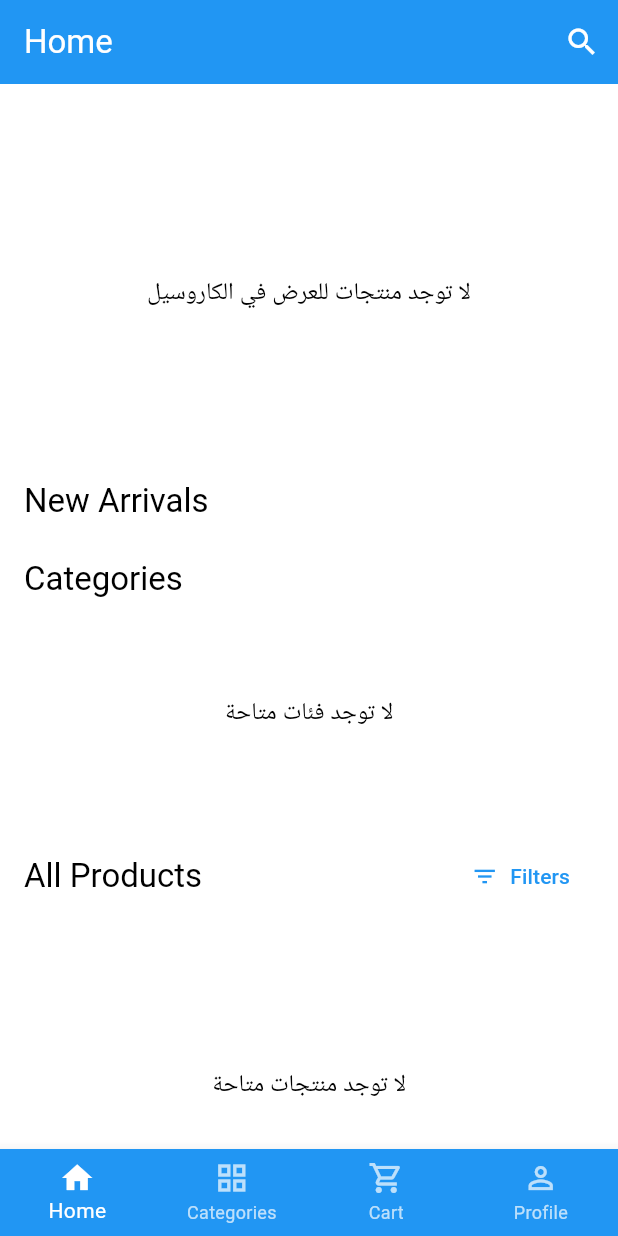
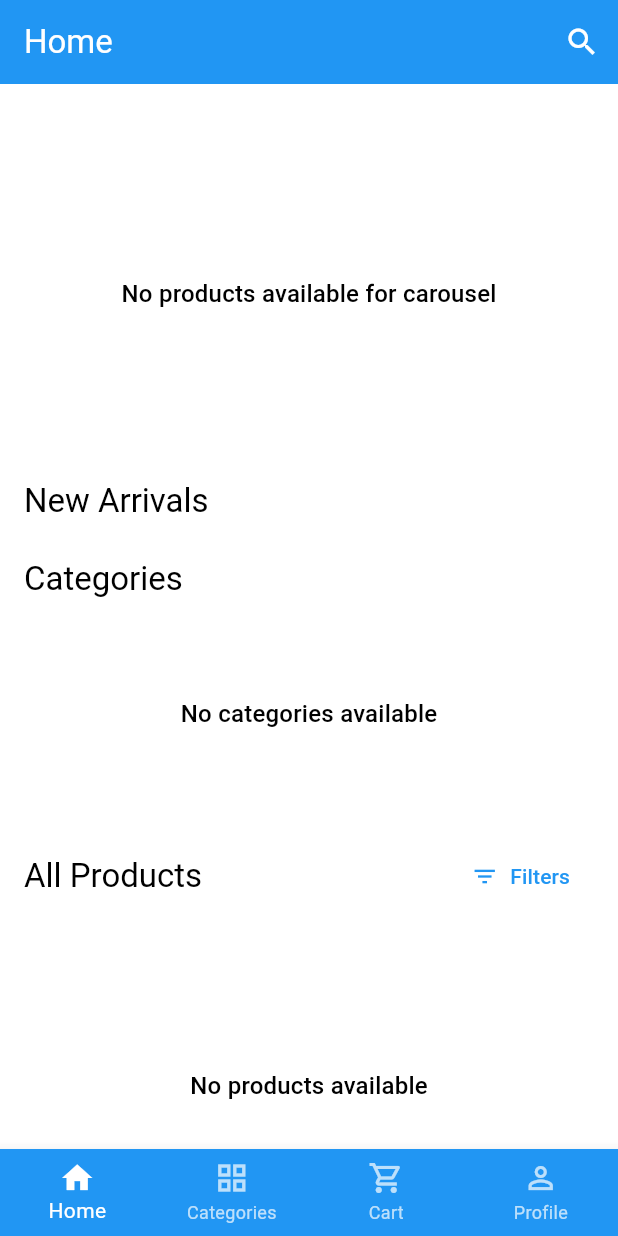
Before and after one commit to weeasd57/e-commerce-app-flutter, a Flutter app: the Home screen opened directly, on a phone screen of 412 x 824 dp. Run offline on Flutter 3.47's test engine with Material 3 defaults, Android fonts, the phone set to English and light mode, and no system bars; our stand-ins replace cached_network_image, carousel_slider, cloud_firestore, firebase_auth, firebase_core, google_sign_in and 2 more; accounts and stored records are empty; network calls fail.

Commit message:
Add new localization strings and use them in home page
Added new localized strings for loading data, no products for carousel, no categories available, and no products available in both Arabic and English. Updated home_page.dart to use these localization keys instead of hardcoded strings for improved internationalization.

```diff
--- a/lib/l10n/app_ar.arb
+++ b/lib/l10n/app_ar.arb
@@ -112,5 +112,9 @@
     "pleaseEnterDeliveryAddress": "الرجاء إدخال عنوان التوصيل",
     "confirmExitTitle": "تأكيد الخروج",
     "confirmExitContent": "هل أنت متأكد أنك تريد الخروج من التطبيق؟",
-    "exit": "خروج"
+    "exit": "خروج",
+    "loadingData": "جاري تحميل البيانات...",
+    "noProductsForCarousel": "لا توجد منتجات للعرض في الكاروسيل",
+    "noCategoriesAvailable": "لا توجد فئات متاحة",
+    "noProductsAvailable": "لا توجد منتجات متاحة"
 }
--- a/lib/l10n/app_en.arb
+++ b/lib/l10n/app_en.arb
@@ -112,5 +112,9 @@
     "pleaseEnterDeliveryAddress": "Please enter your delivery address",
     "confirmExitTitle": "Confirm Exit",
     "confirmExitContent": "Are you sure you want to exit the app?",
-    "exit": "Exit"
+    "exit": "Exit",
+    "loadingData": "Loading data...",
+    "noProductsForCarousel": "No products available for carousel",
+    "noCategoriesAvailable": "No categories available",
+    "noProductsAvailable": "No products available"
 }
--- a/lib/l10n/app_localizations.dart
+++ b/lib/l10n/app_localizations.dart
@@ -775,6 +775,30 @@ abstract class AppLocalizations {
   /// In en, this message translates to:
   /// **'Exit'**
   String get exit;
+
+  /// No description provided for @loadingData.
+  ///
+  /// In en, this message translates to:
+  /// **'Loading data...'**
+  String get loadingData;
+
+  /// No description provided for @noProductsForCarousel.
+  ///
+  /// In en, this message translates to:
+  /// **'No products available for carousel'**
+  String get noProductsForCarousel;
+
+  /// No description provided for @noCategoriesAvailable.
+  ///
+  /// In en, this message translates to:
+  /// **'No categories available'**
+  String get noCategoriesAvailable;
+
+  /// No description provided for @noProductsAvailable.
+  ///
+  /// In en, this message translates to:
+  /// **'No products available'**
+  String get noProductsAvailable;
 }
 
 class _AppLocalizationsDelegate
--- a/lib/l10n/app_localizations_en.dart
+++ b/lib/l10n/app_localizations_en.dart
@@ -364,4 +364,16 @@ class AppLocalizationsEn extends AppLocalizations {
 
   @override
   String get exit => 'Exit';
+
+  @override
+  String get loadingData => 'Loading data...';
+
+  @override
+  String get noProductsForCarousel => 'No products available for carousel';
+
+  @override
+  String get noCategoriesAvailable => 'No categories available';
+
+  @override
+  String get noProductsAvailable => 'No products available';
 }
--- a/lib/pages/home_page.dart
+++ b/lib/pages/home_page.dart
@@ -10,7 +10,6 @@ import 'package:ecommerce/utils/custom_page_route.dart';
 import 'package:ecommerce/providers/currency_provider.dart';
 import 'package:ecommerce/l10n/app_localizations.dart';
 import 'package:cached_network_image/cached_network_image.dart';
-import 'package:ecommerce/pages/product_details_page.dart';
 import 'package:ecommerce/models/product.dart';
 import 'package:carousel_slider/carousel_slider.dart';
 
@@ -48,13 +47,13 @@ class _HomePageState extends State<HomePage> {
         child: Consumer<ProductProvider>(
           builder: (context, productProvider, child) {
             if (productProvider.isLoading) {
-              return const Center(
+              return Center(
                 child: Column(
                   mainAxisAlignment: MainAxisAlignment.center,
                   children: [
-                    CircularProgressIndicator(),
-                    SizedBox(height: 16),
-                    Text('جاري تحميل البيانات...'),
+                    const CircularProgressIndicator(),
+                    const SizedBox(height: 16),
+                    Text(localization.loadingData),
                   ],
                 ),
               );
@@ -80,7 +79,7 @@ class _HomePageState extends State<HomePage> {
                                     height: 200,
                                     alignment: Alignment.center,
                                     child: Text(
-                                      'لا توجد منتجات للعرض في الكاروسيل',
+                                      localization.noProductsForCarousel,
                                       style: Theme.of(context).textTheme.titleMedium,
                                     ),
                                   )
@@ -118,7 +117,7 @@ class _HomePageState extends State<HomePage> {
                                   height: 120,
                                   alignment: Alignment.center,
                                   child: Text(
-                                    'لا توجد فئات متاحة',
+                                    localization.noCategoriesAvailable,
                                     style: Theme.of(context).textTheme.titleMedium,
                                   ),
                                 );
@@ -187,7 +186,7 @@ class _HomePageState extends State<HomePage> {
                             height: 200,
                             alignment: Alignment.center,
                             child: Text(
-                              'لا توجد منتجات متاحة',
+                              localization.noProductsAvailable,
                               style: Theme.of(context).textTheme.titleMedium,
                             ),
                           ),
@@ -225,7 +224,7 @@ class _HomePageState extends State<HomePage> {
   Widget _buildCarouselItem(Product product, CurrencyProvider currencyProvider) {
     return Builder(
       builder: (BuildContext context) {
-        final imageProvider = (product.imageUrls != null && product.imageUrls.isNotEmpty)
+        final imageProvider = (product.imageUrls.isNotEmpty)
             ? CachedNetworkImageProvider(product.imageUrls.first)
             : const AssetImage('assets/images/logo.png') as ImageProvider;
         return Container(
```
Also changed, not shown: lib/l10n/app_localizations_ar.dart (+12 -0 lines).
